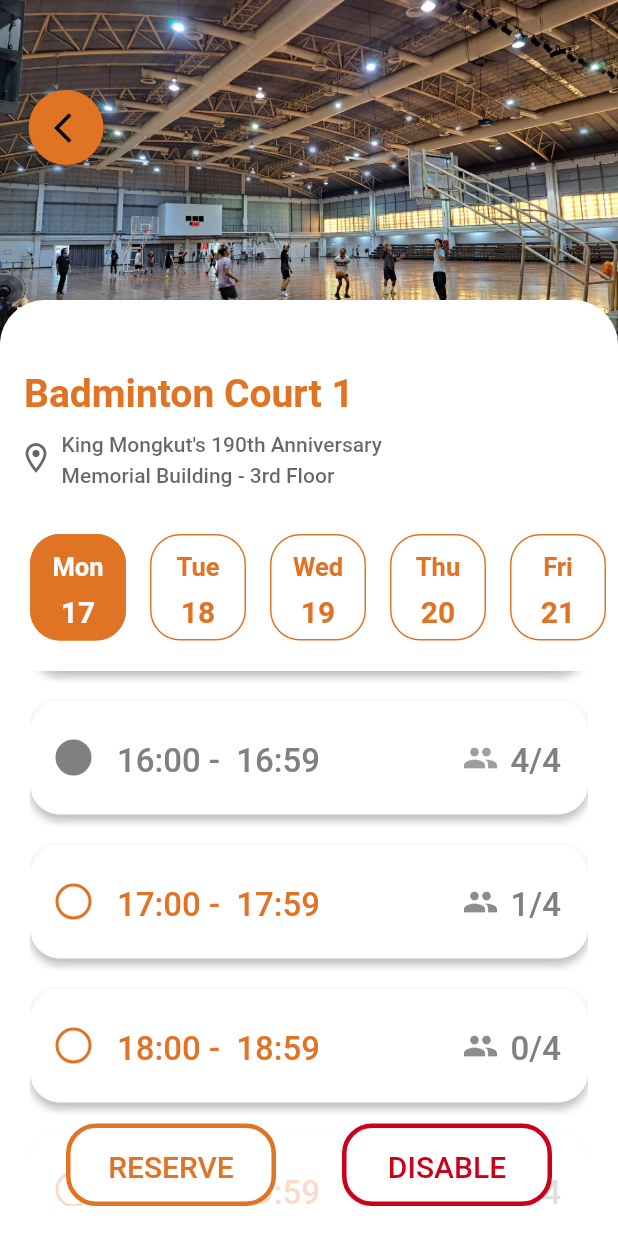
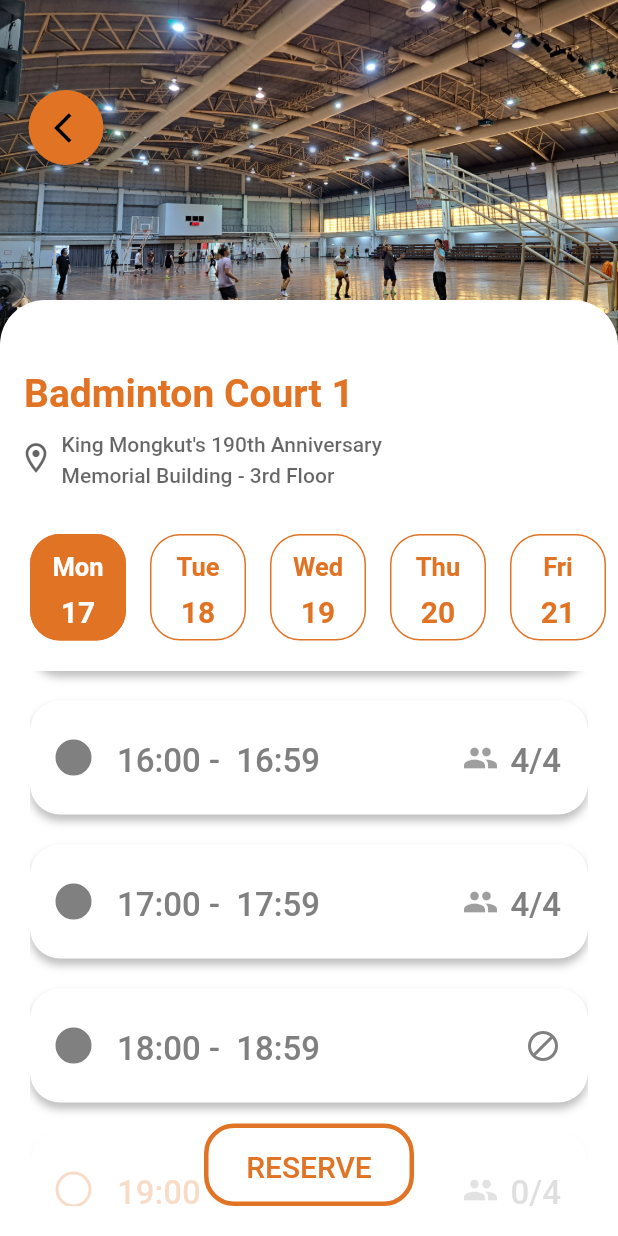
Before and after one commit to jedipw/ModSport, a Flutter app: the ReservationView screen opened directly, scrolled down 576 dp, on a phone screen of 412 x 824 dp. Run offline on Flutter 3.47's test engine with Material 2 defaults, Android fonts, the phone set to English and light mode, and no system bars; our stand-ins replace firebase_core; accounts and stored records are empty; Roboto replaces fonts that are missing (Poppins).

Commit message:
Fix another selectedTimeSlot bug

```diff
--- a/lib/views/reservation_view.dart
+++ b/lib/views/reservation_view.dart
@@ -5,7 +5,7 @@ import 'package:modsport/utilities/reservation/time_slot.dart';
 import 'package:modsport/utilities/reservation/reserve_button.dart';
 import 'package:modsport/utilities/reservation/disable_button.dart';
 
-bool hasRole = true;
+bool hasRole = false;
 
 // Creating a StatefulWidget called ReservationView
 class ReservationView extends StatefulWidget {
@@ -22,7 +22,7 @@ class ReservationView extends StatefulWidget {
 class _ReservationViewState extends State<ReservationView> {
   int _selectedDateIndex = 0;
   bool _isReserved = false;
-  int _selectedTimeSlot = 0;
+  int selectedTimeSlot = 0;
 
   @override
   Widget build(BuildContext context) {
@@ -148,6 +148,7 @@ class _ReservationViewState extends State<ReservationView> {
 
     List<DateTime> disabledReservation = [
       DateTime(2023, 4, 17, 15, 0, 0),
+      DateTime(2023, 4, 17, 18, 0, 0),
     ];
 
     List<UserReservationData> userReservation = [
@@ -159,6 +160,12 @@ class _ReservationViewState extends State<ReservationView> {
           startTime: DateTime(2023, 4, 17, 16, 0, 0), userId: '123'),
       UserReservationData(
           startTime: DateTime(2023, 4, 17, 16, 0, 0), userId: '12'),
+      UserReservationData(
+          startTime: DateTime(2023, 4, 17, 17, 0, 0), userId: '12'),
+      UserReservationData(
+          startTime: DateTime(2023, 4, 17, 17, 0, 0), userId: '12'),
+      UserReservationData(
+          startTime: DateTime(2023, 4, 17, 17, 0, 0), userId: '12'),
       UserReservationData(
           startTime: DateTime(2023, 4, 17, 17, 0, 0), userId: '12'),
     ];
@@ -189,7 +196,9 @@ class _ReservationViewState extends State<ReservationView> {
       }
       if (tempTimeSlot != -1) break;
     }
-    int selectedTimeSlot = tempTimeSlot == -1 ? 0 : tempTimeSlot;
+    if (tempTimeSlot != -1 && selectedTimeSlot < tempTimeSlot) {
+      selectedTimeSlot = tempTimeSlot;
+    }
 
     return Scaffold(
       body: Container(
```
